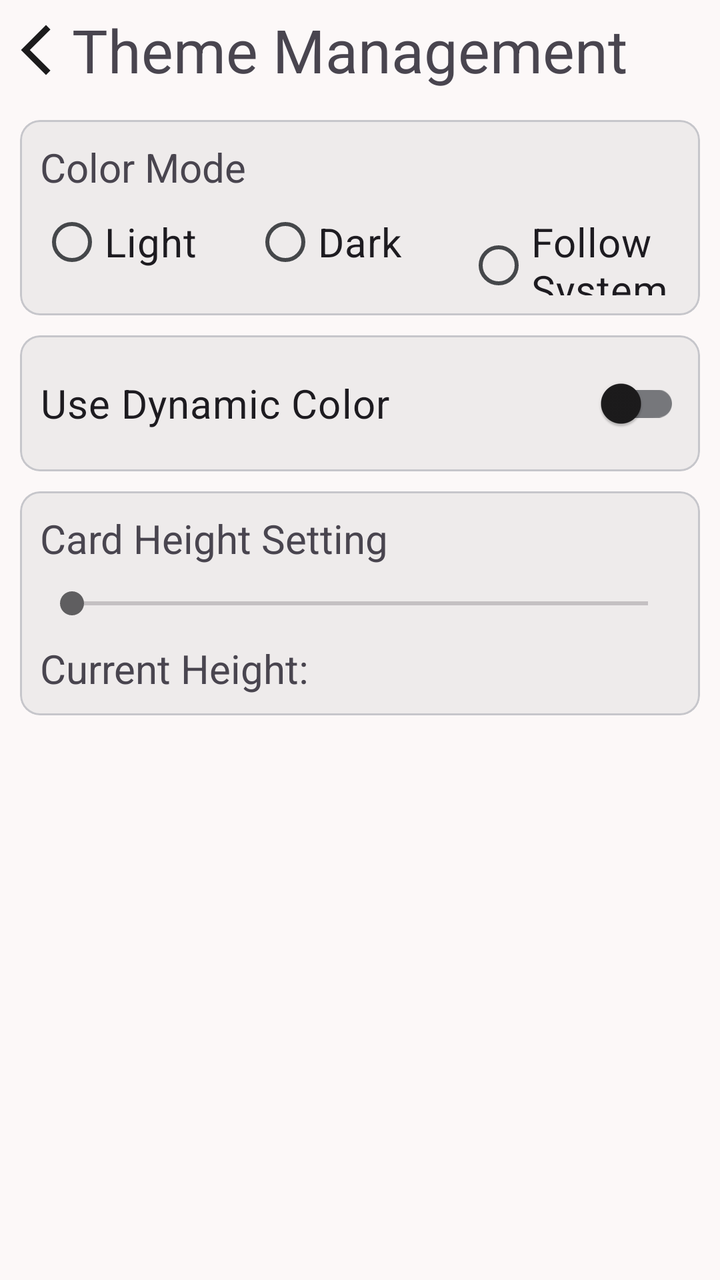
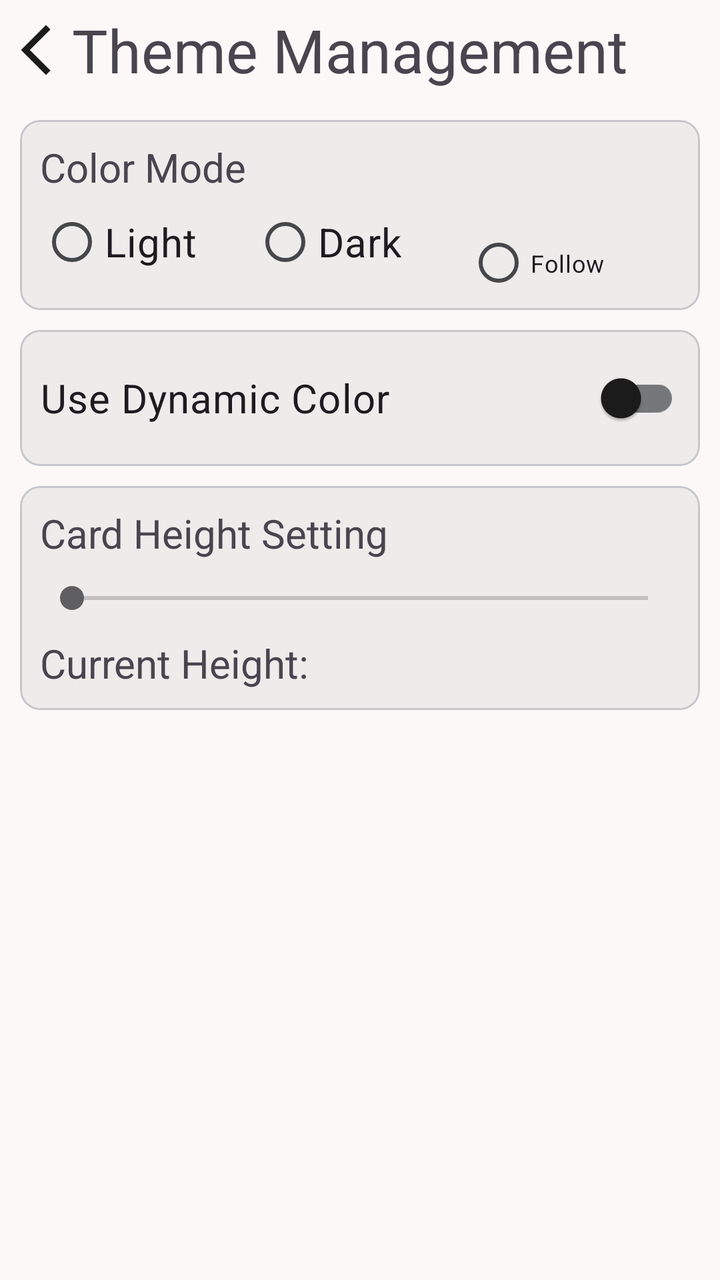

An Android layout rendered at two revisions. The XML below is the earlier revision; the diff shows what the commit changed to produce the second picture.
<!-- AndroidManifest.xml: application theme Theme.TodayToEat -->
<!-- res/layout/activity_theme.xml -->
<?xml version="1.0" encoding="utf-8"?>
<androidx.constraintlayout.widget.ConstraintLayout xmlns:android="http://schemas.android.com/apk/res/android"
    xmlns:app="http://schemas.android.com/apk/res-auto"
    xmlns:tools="http://schemas.android.com/tools"
    android:id="@+id/theme_activity"
    android:layout_width="match_parent"
    android:layout_height="match_parent"
    tools:context=".ThemeActivity"
    android:layout_marginTop="30sp">

    <LinearLayout
        android:id="@+id/ll_theme_header"
        app:layout_constraintTop_toTopOf="parent"
        android:layout_width="match_parent"
        android:layout_height="50sp"
        android:orientation="horizontal">

        <ImageButton
            android:id="@+id/ib_back"
            android:layout_width="0dp"
            android:layout_height="50sp"
            android:layout_gravity="center"
            android:layout_weight="1"
            android:src="@drawable/baseline_arrow_back_ios_new_24"
            android:backgroundTint="@color/transparent"/>

        <TextView
            android:layout_width="0dp"
            android:layout_height="wrap_content"
            android:layout_gravity="center|start"
            android:layout_weight="9"
            android:text="@string/theme"
            android:textSize="30sp"
            tools:ignore="MissingConstraints" />

    </LinearLayout>

    <com.google.android.material.card.MaterialCardView
        android:id="@+id/card_dark_or_light"
        android:layout_width="match_parent"
        android:layout_height="wrap_content"
        android:orientation="vertical"
        app:cardCornerRadius="10sp"
        app:cardElevation="3sp"
        android:outlineAmbientShadowColor="@android:color/transparent"
        android:outlineSpotShadowColor="@android:color/transparent"
        android:layout_margin="10sp"
        app:layout_constraintTop_toBottomOf="@id/ll_theme_header"
        tools:ignore="MissingConstraints">

        <LinearLayout
            android:layout_width="match_parent"
            android:layout_height="wrap_content"
            android:layout_margin="10sp"
            android:orientation="vertical">

            <TextView
                android:layout_width="wrap_content"
                android:layout_height="match_parent"
                android:text="@string/color_mode"
                android:textSize="20sp" />

            <RadioGroup
                android:id="@+id/rg_color_mode_manager"
                android:layout_width="match_parent"
                android:layout_height="wrap_content"
                android:orientation="horizontal">

                <com.google.android.material.radiobutton.MaterialRadioButton
                    android:id="@+id/rb_light"
                    android:layout_width="0dp"
                    android:layout_weight="1"
                    android:layout_height="wrap_content"
                    android:text="@string/light"
                    android:textSize="20sp"
                    android:gravity="center_vertical" />

                <com.google.android.material.radiobutton.MaterialRadioButton
                    android:id="@+id/rb_dark"
                    android:layout_width="0dp"
                    android:layout_weight="1"
                    android:layout_height="wrap_content"
                    android:text="@string/dark"
                    android:textSize="20sp"
                    android:gravity="center_vertical" />

                <com.google.android.material.radiobutton.MaterialRadioButton
                    android:id="@+id/rb_system"
                    android:layout_width="0sp"
                    android:layout_weight="1"
                    android:layout_height="wrap_content"
                    android:text="@string/follow_system"
                    android:textSize="20sp"
                    android:gravity="center_vertical"/>

            </RadioGroup>

        </LinearLayout>

    </com.google.android.material.card.MaterialCardView>

    <com.google.android.material.card.MaterialCardView
        android:id="@+id/card_color_manager"
        android:layout_width="match_parent"
        android:layout_height="wrap_content"
        android:orientation="vertical"
        app:cardCornerRadius="10sp"
        app:cardElevation="3sp"
        android:outlineAmbientShadowColor="@android:color/transparent"
        android:outlineSpotShadowColor="@android:color/transparent"
        android:layout_margin="10sp"
        android:visibility="visible"
        app:layout_constraintTop_toBottomOf="@id/card_dark_or_light">

        <com.google.android.material.switchmaterial.SwitchMaterial
            android:id="@+id/sw_color_manager"
            android:layout_width="match_parent"
            android:layout_height="wrap_content"
            android:text="@string/dynamic_color"
            android:textSize="20sp"
            android:layout_margin="10sp"/>

    </com.google.android.material.card.MaterialCardView>

    <com.google.android.material.card.MaterialCardView
        android:id="@+id/card_change_card_elevation"
        android:layout_width="match_parent"
        android:layout_height="wrap_content"
        android:orientation="vertical"
        app:cardCornerRadius="10sp"
        app:cardElevation="3sp"
        android:outlineAmbientShadowColor="@android:color/transparent"
        android:outlineSpotShadowColor="@android:color/transparent"
        android:layout_margin="10sp"
        app:layout_constraintTop_toBottomOf="@id/card_color_manager">

        <LinearLayout
            android:layout_width="match_parent"
            android:layout_height="wrap_content"
            android:orientation="vertical"
            android:layout_margin="10sp">

            <TextView
                android:layout_width="match_parent"
                android:layout_height="wrap_content"
                android:text="@string/card_height_setting"
                android:textSize="20sp"/>

            <androidx.appcompat.widget.AppCompatSeekBar
                android:id="@+id/sb_change_card_elevation"
                android:layout_width="match_parent"
                android:layout_height="wrap_content"
                android:layout_marginTop="10sp"
                android:layout_marginBottom="10sp"
                android:max="20"
                android:min="1"/>

            <TextView
                android:id="@+id/tv_change_card_result"
                android:layout_width="match_parent"
                android:layout_height="wrap_content"
                android:text="@string/card_height_current"
                android:textSize="20sp"/>


        </LinearLayout>

    </com.google.android.material.card.MaterialCardView>

</androidx.constraintlayout.widget.ConstraintLayout>
<!-- resources referenced by this layout -->
<resources>
  <style name="Theme.TodayToEatBase" parent="Theme.Material3.Light.NoActionBar">
          <item name="colorPrimary">@color/md_theme_primary</item>
          <item name="colorOnPrimary">@color/md_theme_onPrimary</item>
          <item name="colorPrimaryContainer">@color/md_theme_primaryContainer</item>
          <item name="colorOnPrimaryContainer">@color/md_theme_onPrimaryContainer</item>
          <item name="colorSecondary">@color/md_theme_secondary</item>
          <item name="colorOnSecondary">@color/md_theme_onSecondary</item>
          <item name="colorSecondaryContainer">@color/md_theme_secondaryContainer</item>
          <item name="colorOnSecondaryContainer">@color/md_theme_onSecondaryContainer</item>
          <item name="colorTertiary">@color/md_theme_tertiary</item>
          <item name="colorOnTertiary">@color/md_theme_onTertiary</item>
          <item name="colorTertiaryContainer">@color/md_theme_tertiaryContainer</item>
          <item name="colorOnTertiaryContainer">@color/md_theme_onTertiaryContainer</item>
          <item name="colorError">@color/md_theme_error</item>
          <item name="colorOnError">@color/md_theme_onError</item>
          <item name="colorErrorContainer">@color/md_theme_errorContainer</item>
          <item name="colorOnErrorContainer">@color/md_theme_onErrorContainer</item>
          <item name="android:colorBackground">@color/md_theme_background</item>
          <item name="colorOnBackground">@color/md_theme_onBackground</item>
          <item name="colorSurface">@color/md_theme_surface</item>
          <item name="colorOnSurface">@color/md_theme_onSurface</item>
          <item name="colorSurfaceVariant">@color/md_theme_surfaceVariant</item>
          <item name="colorOnSurfaceVariant">@color/md_theme_onSurfaceVariant</item>
          <item name="colorOutline">@color/md_theme_outline</item>
          <item name="colorOutlineVariant">@color/md_theme_outlineVariant</item>
          <item name="colorSurfaceInverse">@color/md_theme_inverseSurface</item>
          <item name="colorOnSurfaceInverse">@color/md_theme_inverseOnSurface</item>
          <item name="colorPrimaryInverse">@color/md_theme_inversePrimary</item>
          <item name="colorPrimaryFixed">@color/md_theme_primaryFixed</item>
          <item name="colorOnPrimaryFixed">@color/md_theme_onPrimaryFixed</item>
          <item name="colorPrimaryFixedDim">@color/md_theme_primaryFixedDim</item>
          <item name="colorOnPrimaryFixedVariant">@color/md_theme_onPrimaryFixedVariant</item>
          <item name="colorSecondaryFixed">@color/md_theme_secondaryFixed</item>
          <item name="colorOnSecondaryFixed">@color/md_theme_onSecondaryFixed</item>
          <item name="colorSecondaryFixedDim">@color/md_theme_secondaryFixedDim</item>
          <item name="colorOnSecondaryFixedVariant">@color/md_theme_onSecondaryFixedVariant</item>
          <item name="colorTertiaryFixed">@color/md_theme_tertiaryFixed</item>
          <item name="colorOnTertiaryFixed">@color/md_theme_onTertiaryFixed</item>
          <item name="colorTertiaryFixedDim">@color/md_theme_tertiaryFixedDim</item>
          <item name="colorOnTertiaryFixedVariant">@color/md_theme_onTertiaryFixedVariant</item>
          <item name="colorSurfaceDim">@color/md_theme_surfaceDim</item>
          <item name="colorSurfaceBright">@color/md_theme_surfaceBright</item>
          <item name="colorSurfaceContainerLowest">@color/md_theme_surfaceContainerLowest</item>
          <item name="colorSurfaceContainerLow">@color/md_theme_surfaceContainerLow</item>
          <item name="colorSurfaceContainer">@color/md_theme_surfaceContainer</item>
          <item name="colorSurfaceContainerHigh">@color/md_theme_surfaceContainerHigh</item>
          <item name="colorSurfaceContainerHighest">@color/md_theme_surfaceContainerHighest</item>
          <item name="android:navigationBarColor">@color/transparent</item>
      </style>
  <!-- unchanged entries left out for length: 57 -->
</resources>

<!-- the commit's change to res/layout/activity_theme.xml (unified diff, before → after) -->
@@ -57,8 +57,13 @@
             <TextView
                 android:layout_width="wrap_content"
                 android:layout_height="match_parent"
+                android:maxLines="1"
                 android:text="@string/color_mode"
-                android:textSize="20sp" />
+                android:textSize="20sp"
+                app:autoSizeMaxTextSize="20sp"
+                app:autoSizeMinTextSize="14sp"
+                app:autoSizeStepGranularity="1sp"
+                app:autoSizeTextType="uniform" />
 
             <RadioGroup
                 android:id="@+id/rg_color_mode_manager"
@@ -71,8 +76,13 @@
                     android:layout_width="0dp"
                     android:layout_weight="1"
                     android:layout_height="wrap_content"
+                    android:maxLines="1"
                     android:text="@string/light"
                     android:textSize="20sp"
+                    app:autoSizeMaxTextSize="20sp"
+                    app:autoSizeMinTextSize="12sp"
+                    app:autoSizeStepGranularity="1sp"
+                    app:autoSizeTextType="uniform"
                     android:gravity="center_vertical" />
 
                 <com.google.android.material.radiobutton.MaterialRadioButton
@@ -80,8 +90,13 @@
                     android:layout_width="0dp"
                     android:layout_weight="1"
                     android:layout_height="wrap_content"
+                    android:maxLines="1"
                     android:text="@string/dark"
                     android:textSize="20sp"
+                    app:autoSizeMaxTextSize="20sp"
+                    app:autoSizeMinTextSize="12sp"
+                    app:autoSizeStepGranularity="1sp"
+                    app:autoSizeTextType="uniform"
                     android:gravity="center_vertical" />
 
                 <com.google.android.material.radiobutton.MaterialRadioButton
@@ -89,8 +104,13 @@
                     android:layout_width="0sp"
                     android:layout_weight="1"
                     android:layout_height="wrap_content"
+                    android:maxLines="1"
                     android:text="@string/follow_system"
                     android:textSize="20sp"
+                    app:autoSizeMaxTextSize="20sp"
+                    app:autoSizeMinTextSize="12sp"
+                    app:autoSizeStepGranularity="1sp"
+                    app:autoSizeTextType="uniform"
                     android:gravity="center_vertical"/>
 
             </RadioGroup>
@@ -143,8 +163,13 @@
             <TextView
                 android:layout_width="match_parent"
                 android:layout_height="wrap_content"
+                android:maxLines="1"
                 android:text="@string/card_height_setting"
-                android:textSize="20sp"/>
+                android:textSize="20sp"
+                app:autoSizeMaxTextSize="20sp"
+                app:autoSizeMinTextSize="14sp"
+                app:autoSizeStepGranularity="1sp"
+                app:autoSizeTextType="uniform"/>
 
             <androidx.appcompat.widget.AppCompatSeekBar
                 android:id="@+id/sb_change_card_elevation"
@@ -159,8 +184,13 @@
                 android:id="@+id/tv_change_card_result"
                 android:layout_width="match_parent"
                 android:layout_height="wrap_content"
+                android:maxLines="1"
                 android:text="@string/card_height_current"
-                android:textSize="20sp"/>
+                android:textSize="20sp"
+                app:autoSizeMaxTextSize="20sp"
+                app:autoSizeMinTextSize="14sp"
+                app:autoSizeStepGranularity="1sp"
+                app:autoSizeTextType="uniform"/>
 
 
         </LinearLayout>
<!-- resource entries referenced after the edit -->
@@ -48,6 +48,20 @@
           <item name="colorSurfaceContainerHigh">@color/md_theme_surfaceContainerHigh</item>
           <item name="colorSurfaceContainerHighest">@color/md_theme_surfaceContainerHighest</item>
           <item name="android:navigationBarColor">@color/transparent</item>
+          
+          <item name="materialAlertDialogTheme">@style/ThemeOverlay.TodayToEat.MaterialAlertDialog</item>
+      </style>
+  <style name="ThemeOverlay.TodayToEat.MaterialAlertDialog" parent="ThemeOverlay.Material3.MaterialAlertDialog">
+          <item name="buttonBarPositiveButtonStyle">@style/Widget.TodayToEat.DialogButton</item>
+          <item name="buttonBarNegativeButtonStyle">@style/Widget.TodayToEat.DialogButton</item>
+          <item name="buttonBarNeutralButtonStyle">@style/Widget.TodayToEat.DialogButton</item>
+      </style>
+  <style name="Widget.TodayToEat.DialogButton" parent="Widget.Material3.Button.TextButton.Dialog">
+          <item name="android:maxLines">1</item>
+          <item name="autoSizeTextType">uniform</item>
+          <item name="autoSizeMinTextSize">10sp</item>
+          <item name="autoSizeMaxTextSize">14sp</item>
+          <item name="autoSizeStepGranularity">1sp</item>
       </style>
   <!-- unchanged entries left out for length: 57 -->
 </resources>
